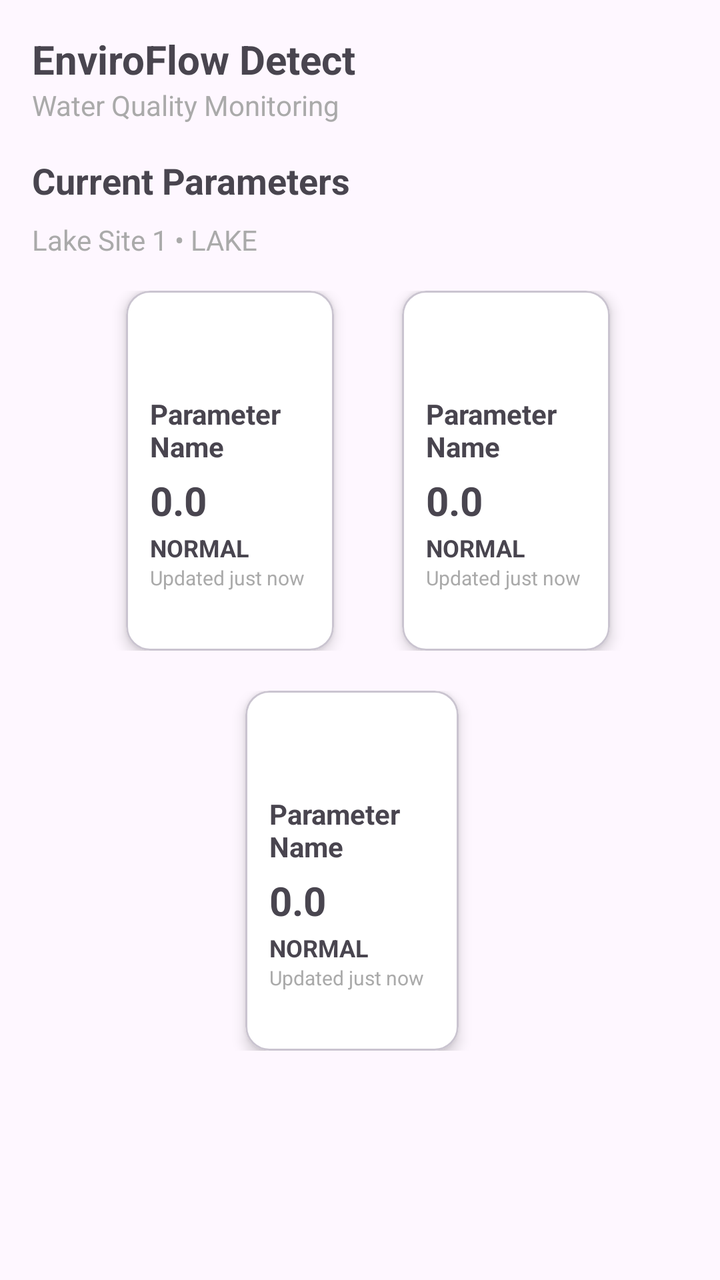
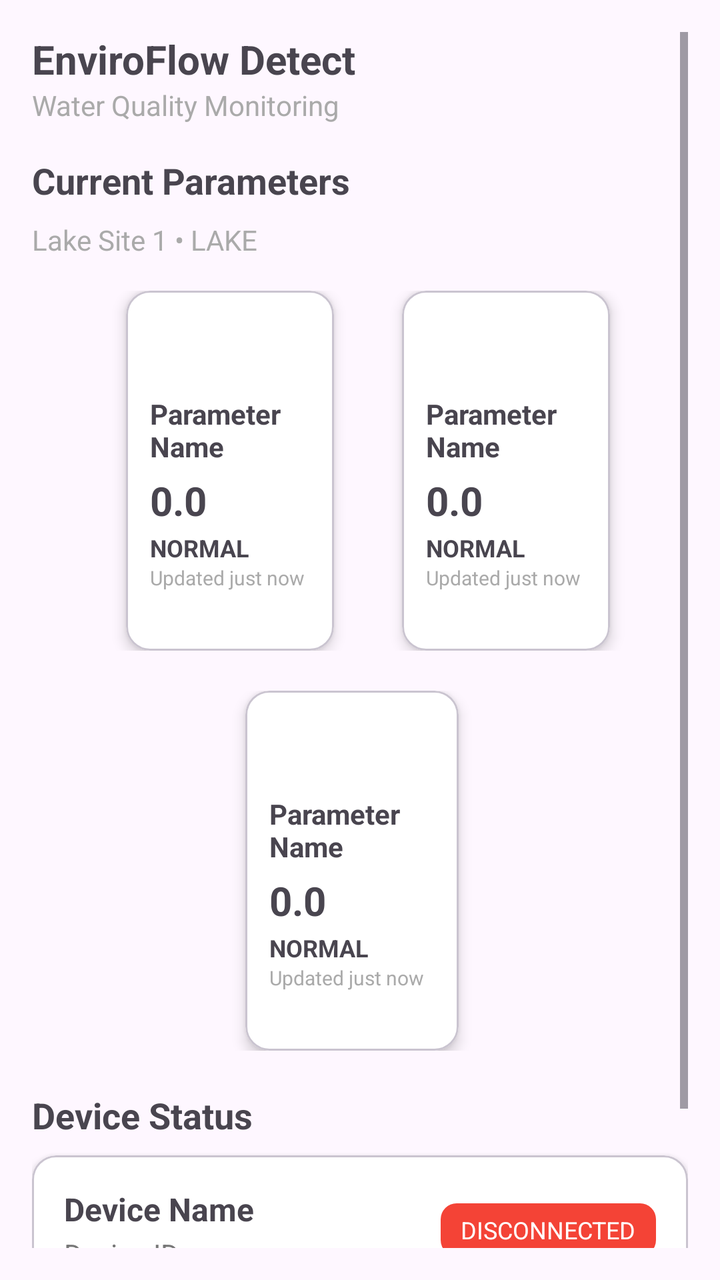

Compare the two renders of this Android layout. The source of the first and the diff that turns it into the second are given below.
<!-- AndroidManifest.xml: application theme Theme.ED_System -->
<!-- res/layout/fragment_dashboard.xml -->
<ScrollView xmlns:android="http://schemas.android.com/apk/res/android"
    xmlns:tools="http://schemas.android.com/tools"
    android:layout_width="match_parent"
    android:layout_height="match_parent"
    android:padding="16dp"
    android:fillViewport="true">

    <LinearLayout
        android:layout_width="match_parent"
        android:layout_height="wrap_content"
        android:orientation="vertical">

        <TextView
            android:id="@+id/appTitle"
            android:layout_width="wrap_content"
            android:layout_height="wrap_content"
            android:text="EnviroFlow Detect"
            android:textSize="20sp"
            android:textStyle="bold" />

        <TextView
            android:id="@+id/appSubtitle"
            android:layout_width="wrap_content"
            android:layout_height="wrap_content"
            android:text="Water Quality Monitoring"
            android:textSize="14sp"
            android:textColor="@android:color/darker_gray"
            android:layout_marginBottom="16dp" />

        <TextView
            android:layout_width="wrap_content"
            android:layout_height="wrap_content"
            android:text="Current Parameters"
            android:textSize="18sp"
            android:textStyle="bold"
            android:layout_marginBottom="8dp" />

        <TextView
            android:id="@+id/deviceSiteLocation"
            android:layout_width="wrap_content"
            android:layout_height="wrap_content"
            android:text="Lake Site 1 • LAKE"
            android:textSize="14sp"
            android:textColor="@android:color/darker_gray"
            android:layout_marginBottom="16dp" />


        <LinearLayout
            android:layout_width="match_parent"
            android:layout_height="180dp"
            android:gravity="center"
            android:orientation="horizontal"
            android:weightSum="3">

            <View
                android:layout_width="0dp"
                android:layout_height="0dp"
                android:layout_weight="0.25" />

            <include
                android:id="@+id/tempCard"
                layout="@layout/item_parameter_card"
                android:layout_width="0dp"
                android:layout_height="180dp"
                android:layout_weight="1"
                android:layout_marginStart="8dp"/>

            <View
                android:layout_width="0dp"
                android:layout_height="0dp"
                android:layout_weight="0.25" />

            <include
                android:id="@+id/phCard"
                layout="@layout/item_parameter_card"
                android:layout_width="0dp"
                android:layout_height="180dp"
                android:layout_marginStart="8dp"
                android:layout_weight="1" />

            <View
                android:layout_width="0dp"
                android:layout_height="0dp"
                android:layout_weight="0.25" />
        </LinearLayout>

        <LinearLayout
            android:layout_width="match_parent"
            android:layout_height="180dp"
            android:gravity="center"
            android:layout_marginTop="20dp"
            android:orientation="horizontal"
            android:weightSum="3">

            <View
                android:layout_width="0dp"
                android:layout_height="0dp"
                android:layout_weight="0.25" />

            <include
                android:id="@+id/doCard"
                layout="@layout/item_parameter_card"
                android:layout_width="0dp"
                android:layout_height="180dp"
                android:layout_marginEnd="8dp"
                android:layout_weight="1" />

            <View
                android:layout_width="0dp"
                android:layout_height="0dp"
                android:layout_weight="0.25" />
        </LinearLayout>

    </LinearLayout>
</ScrollView>
<!-- res/layout/item_parameter_card.xml (included above) -->
<?xml version="1.0" encoding="utf-8"?>
<com.google.android.material.card.MaterialCardView xmlns:android="http://schemas.android.com/apk/res/android"
    xmlns:app="http://schemas.android.com/apk/res-auto"
    android:layout_width="match_parent"
    android:layout_height="wrap_content"
    android:layout_margin="8dp"
    app:cardCornerRadius="12dp"
    app:cardBackgroundColor="@android:color/white"
    app:cardElevation="4dp">

    <LinearLayout
        android:layout_width="match_parent"
        android:layout_height="wrap_content"
        android:orientation="vertical"
        android:padding="12dp">

        <ImageView
            android:id="@+id/icon"
            android:layout_width="32dp"
            android:layout_height="32dp"
            android:layout_gravity="top" />

        <TextView
            android:id="@+id/name"
            android:layout_width="wrap_content"
            android:layout_height="wrap_content"
            android:text="Parameter Name"
            android:textSize="14sp"
            android:textStyle="bold"
            android:layout_marginTop="8dp" />

        <TextView
            android:id="@+id/value"
            android:layout_width="wrap_content"
            android:layout_height="wrap_content"
            android:text="0.0"
            android:textSize="20sp"
            android:textStyle="bold"
            android:layout_marginTop="4dp" />

        <TextView
            android:id="@+id/status"
            android:layout_width="wrap_content"
            android:layout_height="wrap_content"
            android:text="NORMAL"
            android:textStyle="bold"
            android:textSize="12sp"
            android:layout_marginTop="2dp" />

        <TextView
            android:id="@+id/updated"
            android:layout_width="wrap_content"
            android:layout_height="wrap_content"
            android:text="Updated just now"
            android:textSize="10sp"
            android:textColor="@android:color/darker_gray" />
    </LinearLayout>

</com.google.android.material.card.MaterialCardView>
<!-- resources referenced by this layout -->
<resources>
  <style name="Theme.ED_System" parent="Base.Theme.ED_System" />
  <style name="Base.Theme.ED_System" parent="Theme.Material3.DayNight.NoActionBar">
          
          
      </style>
</resources>

<!-- the commit's change to res/layout/fragment_dashboard.xml (unified diff, before → after) -->
@@ -10,6 +10,7 @@
         android:layout_height="wrap_content"
         android:orientation="vertical">
 
+        
         <TextView
             android:id="@+id/appTitle"
             android:layout_width="wrap_content"
@@ -44,7 +45,7 @@
             android:textColor="@android:color/darker_gray"
             android:layout_marginBottom="16dp" />
 
-
+        
         <LinearLayout
             android:layout_width="match_parent"
             android:layout_height="180dp"
@@ -63,7 +64,7 @@
                 android:layout_width="0dp"
                 android:layout_height="180dp"
                 android:layout_weight="1"
-                android:layout_marginStart="8dp"/>
+                android:layout_marginStart="8dp" />
 
             <View
                 android:layout_width="0dp"
@@ -84,6 +85,7 @@
                 android:layout_weight="0.25" />
         </LinearLayout>
 
+        
         <LinearLayout
             android:layout_width="match_parent"
             android:layout_height="180dp"
@@ -110,6 +112,24 @@
                 android:layout_height="0dp"
                 android:layout_weight="0.25" />
         </LinearLayout>
+
+        
+        <TextView
+            android:layout_width="wrap_content"
+            android:layout_height="wrap_content"
+            android:text="Device Status"
+            android:textSize="18sp"
+            android:textStyle="bold"
+            android:layout_marginTop="20dp"
+            android:layout_marginBottom="8dp" />
+
+        
+        <include
+            android:id="@+id/deviceCard"
+            layout="@layout/item_device_card"
+            android:layout_width="match_parent"
+            android:layout_height="wrap_content"
+            android:layout_marginBottom="20dp" />
 
     </LinearLayout>
 </ScrollView>
@@ -173,3 +193,120 @@
     </LinearLayout>
 
 </com.google.android.material.card.MaterialCardView>
+<!-- res/layout/item_device_card.xml (included above) -->
+<?xml version="1.0" encoding="utf-8"?>
+<com.google.android.material.card.MaterialCardView xmlns:android="http://schemas.android.com/apk/res/android"
+    xmlns:app="http://schemas.android.com/apk/res-auto"
+    android:layout_width="match_parent"
+    android:layout_height="wrap_content"
+    android:layout_marginTop="4dp"
+    android:layout_marginBottom="16dp"
+    app:cardCornerRadius="12dp"
+    app:cardElevation="4dp"
+    app:cardBackgroundColor="@android:color/white"
+    android:padding="16dp">
+
+    <LinearLayout
+        android:layout_width="match_parent"
+        android:layout_height="wrap_content"
+        android:orientation="vertical"
+        android:padding="16dp">
+
+        <LinearLayout
+            android:layout_width="match_parent"
+            android:layout_height="wrap_content"
+            android:orientation="horizontal"
+            android:gravity="center_vertical"
+            android:layout_marginBottom="8dp">
+
+            <LinearLayout
+                android:layout_width="0dp"
+                android:layout_height="wrap_content"
+                android:layout_weight="1"
+                android:orientation="vertical">
+
+                <TextView
+                    android:id="@+id/deviceName"
+                    android:layout_width="wrap_content"
+                    android:layout_height="wrap_content"
+                    android:text="Device Name"
+                    android:textSize="16sp"
+                    android:textStyle="bold"
+                    android:layout_marginBottom="2dp" />
+
+                <TextView
+                    android:id="@+id/deviceId"
+                    android:layout_width="wrap_content"
+                    android:layout_height="wrap_content"
+                    android:text="Device ID"
+                    android:textSize="14sp"
+                    android:textColor="#777" />
+            </LinearLayout>
+
+            <TextView
+                android:id="@+id/deviceStatus"
+                android:layout_width="wrap_content"
+                android:layout_height="wrap_content"
+                android:text="DISCONNECTED"
+                android:textSize="12sp"
+                android:textColor="#FFFFFF"
+                android:background="@drawable/status_disconnected_bg"
+                android:paddingHorizontal="10dp"
+                android:paddingVertical="5dp" />
+        </LinearLayout>
+
+        <LinearLayout
+            android:layout_width="match_parent"
+            android:layout_height="wrap_content"
+            android:orientation="horizontal"
+            android:gravity="center_vertical"
+            android:layout_marginBottom="6dp">
+
+            <ImageView
+                android:id="@+id/batteryIcon"
+                android:layout_width="20dp"
+                android:layout_height="20dp"
+                android:layout_marginEnd="6dp"
+                android:src="@drawable/ic_battery"
+                app:tint="#4CAF50" />
+
+            <TextView
+                android:id="@+id/batteryLevel"
+                android:layout_width="wrap_content"
+                android:layout_height="wrap_content"
+                android:text="Battery --%"
+                android:textSize="14sp"
+                android:textColor="#4CAF50" />
+
+            <View
+                android:layout_width="0dp"
+                android:layout_height="0dp"
+                android:layout_weight="1" />
+
+
+            <ImageView
+                android:id="@+id/signalIcon"
+                android:layout_width="20dp"
+                android:layout_height="20dp"
+                android:layout_marginEnd="6dp"
+                android:src="@drawable/ic_signal"
+                app:tint="#000000" />
+
+            <TextView
+                android:id="@+id/signalStrength"
+                android:layout_width="wrap_content"
+                android:layout_height="wrap_content"
+                android:text="Signal --%"
+                android:textSize="14sp" />
+        </LinearLayout>
+
+
+        <TextView
+            android:id="@+id/lastReading"
+            android:layout_width="wrap_content"
+            android:layout_height="wrap_content"
+            android:text="Last Reading: --"
+            android:textSize="12sp"
+            android:textColor="#777" />
+    </LinearLayout>
+</com.google.android.material.card.MaterialCardView>
<!-- resource entries referenced after the edit -->
@@ -1,5 +1,29 @@
 <!-- resources referenced by this layout -->
 <resources>
+  <!-- drawable ic_battery (drawable) -->
+  <?xml version="1.0" encoding="utf-8"?>
+      <vector xmlns:android="http://schemas.android.com/apk/res/android"
+          android:width="24dp"
+          android:height="24dp"
+          android:viewportWidth="24"
+          android:viewportHeight="24">
+          <path
+              android:fillColor="#000"
+              android:pathData="M16,4h-1V2h-6v2H8C6.9,4 6,4.9 6,6v14c0,1.1 0.9,2 2,2h8c1.1,0 2,-0.9 2,-2V6C18,4.9 17.1,4 16,4z" />
+      </vector>
+  <!-- drawable ic_signal: png bitmap (drawable, 5780 bytes) -->
+  <!-- drawable status_disconnected_bg (drawable) -->
+  <?xml version="1.0" encoding="utf-8"?>
+  <shape xmlns:android="http://schemas.android.com/apk/res/android"
+      android:shape="rectangle">
+      <solid android:color="#F44336"/> 
+      <corners android:radius="8dp"/>
+      <padding
+          android:left="8dp"
+          android:top="4dp"
+          android:right="8dp"
+          android:bottom="4dp"/>
+  </shape>
   <style name="Theme.ED_System" parent="Base.Theme.ED_System" />
   <style name="Base.Theme.ED_System" parent="Theme.Material3.DayNight.NoActionBar">
           
